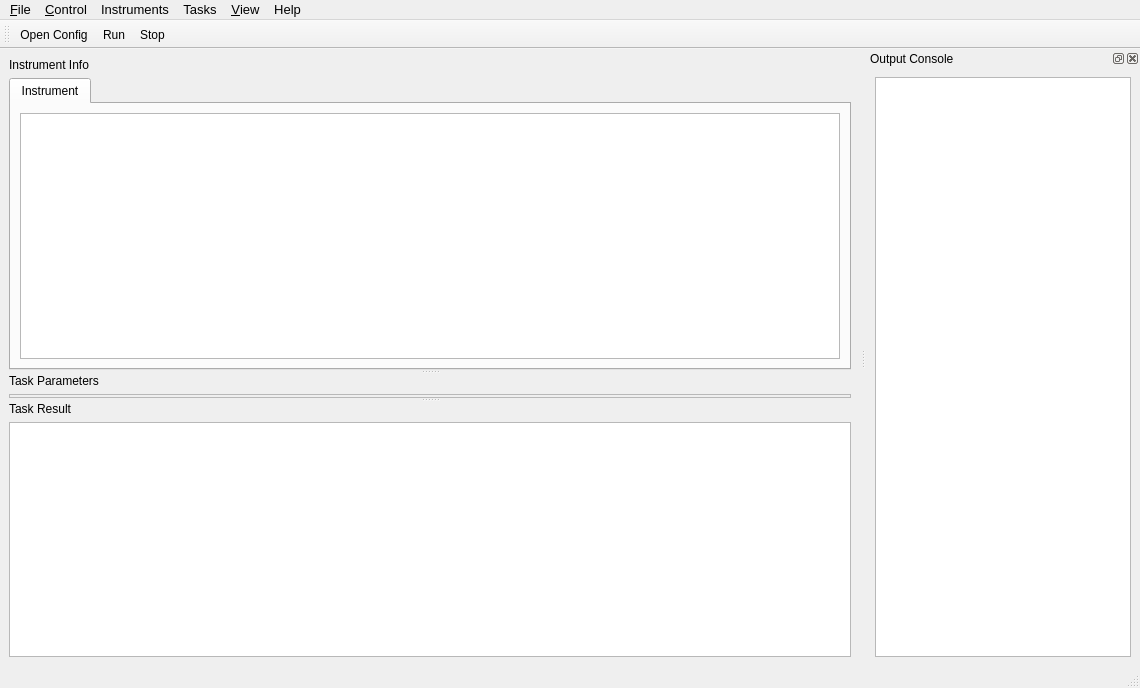
thinkSRS/srsgui, file rgagui/ui/taskmain.ui: the form before one commit.
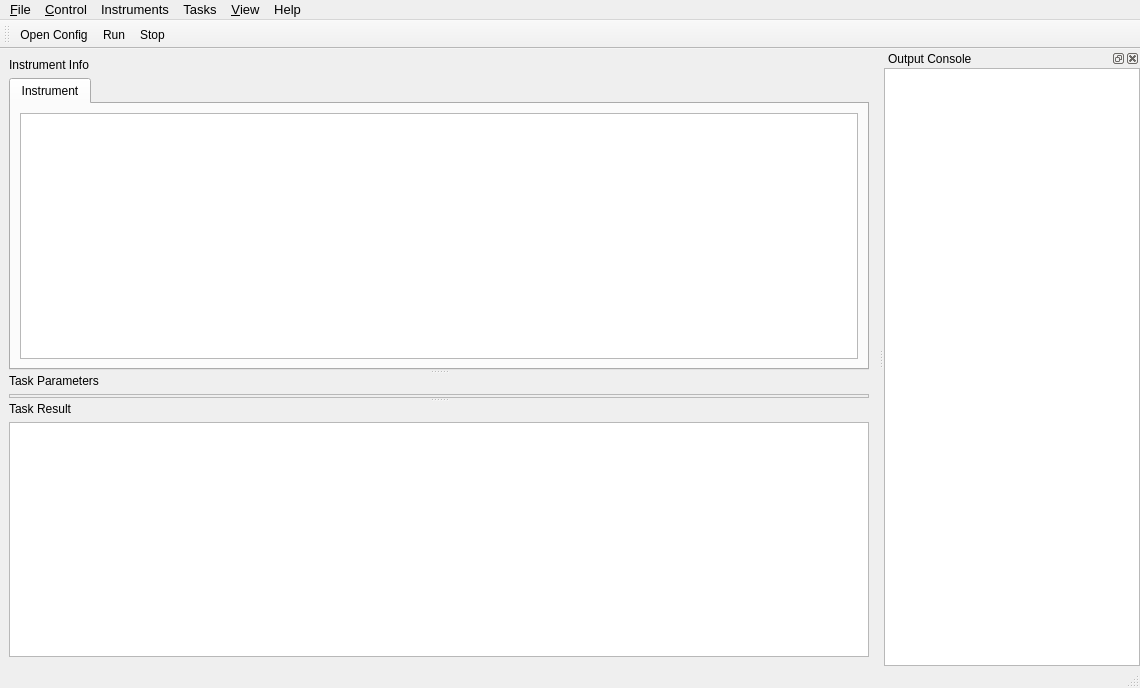
The form after the commit. Icons and pictures are not drawn.

What changed in the file:
```diff
--- a/rgagui/ui/taskmain.ui
+++ b/rgagui/ui/taskmain.ui
@@ -198,9 +198,6 @@
    <attribute name="dockWidgetArea">
     <number>2</number>
    </attribute>
-   <widget class="QWidget" name="dockWidgetContents_3">
-    <layout class="QHBoxLayout" name="horizontalLayout">
-     <item>
       <widget class="QTextBrowser" name="console">
        <property name="font">
         <font>
@@ -208,9 +205,6 @@
         </font>
        </property>
       </widget>
-     </item>
-    </layout>
-   </widget>
   </widget>
   <action name="action_New">
    <property name="icon">
```
